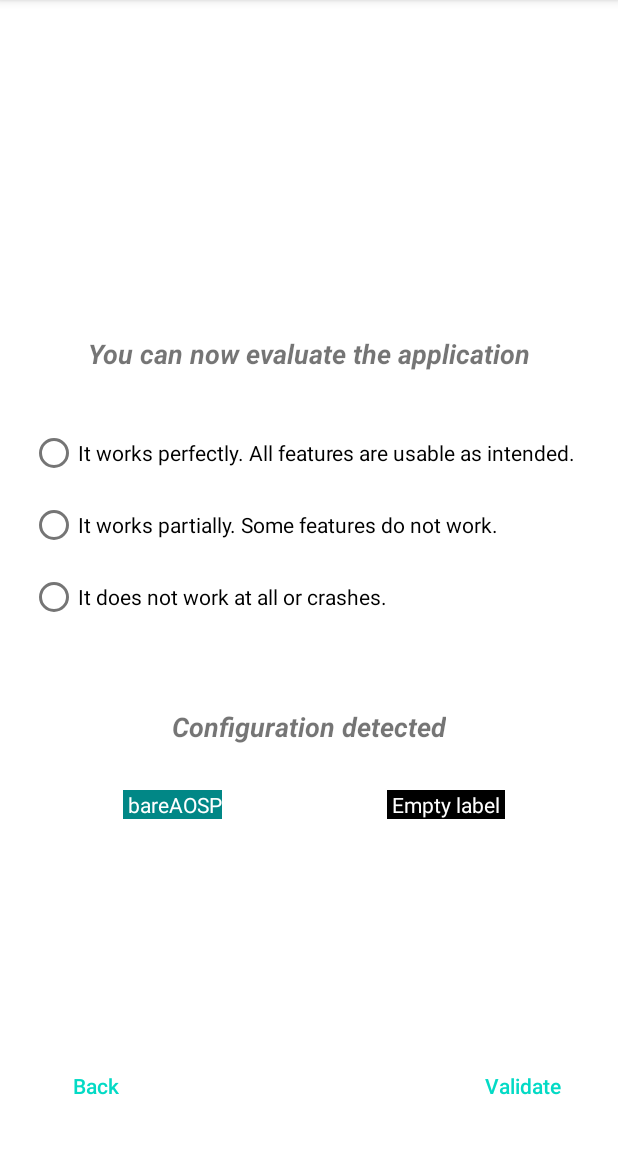
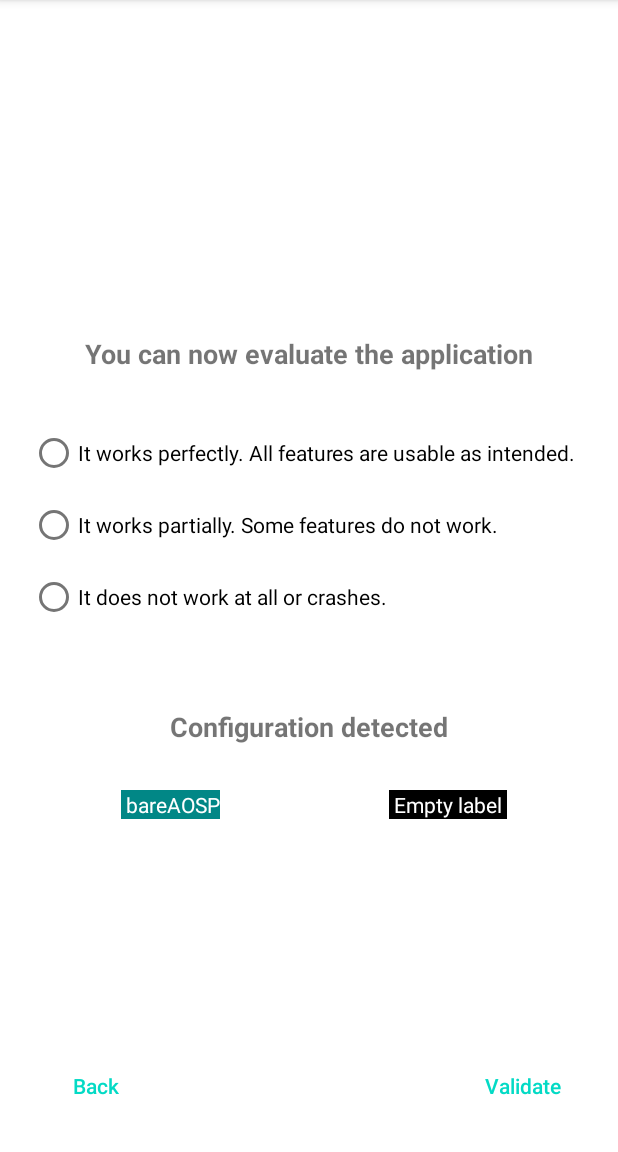
Before and after one commit to jonathanklee/Sapio, an Android app: the fragment EvaluateFragment shown on its own in the app's theme, on a phone screen of 412 x 824 dp, the part 84-1236 px from its top. Run offline under Robolectric (Android 15) with nearby library versions, the phone set to English and light mode, and no system bars; our stand-ins replace Dagger/Hilt's generated code; libraries missing offline, so code that uses them is left out: com.parse, com.scottyab.rootbeer; 2 statements that could not run were skipped.

Commit message:
Remove italic texts

```diff
--- a/app/src/main/res/layout/fragment_choose_app.xml
+++ b/app/src/main/res/layout/fragment_choose_app.xml
@@ -14,7 +14,7 @@
         android:layout_height="wrap_content"
         android:layout_margin="20dp"
         android:text="@string/select_application_text"
-        android:textStyle="bold|italic"
+        android:textStyle="bold"
         app:layout_constraintBottom_toTopOf="@+id/chooseAppButton"
         app:layout_constraintEnd_toEndOf="parent"
         app:layout_constraintStart_toStartOf="parent" />
--- a/app/src/main/res/layout/fragment_evaluate.xml
+++ b/app/src/main/res/layout/fragment_evaluate.xml
@@ -13,7 +13,7 @@
         android:layout_height="wrap_content"
         android:layout_marginBottom="30dp"
         android:text="@string/note_application_text"
-        android:textStyle="bold|italic"
+        android:textStyle="bold"
         app:layout_constraintBottom_toTopOf="@+id/note"
         app:layout_constraintEnd_toEndOf="parent"
         app:layout_constraintStart_toStartOf="parent" />
@@ -26,7 +26,7 @@
         android:layout_marginBottom="30dp"
         android:layout_marginTop="50dp"
         android:text="@string/configuration_detected"
-        android:textStyle="bold|italic"
+        android:textStyle="bold"
         app:layout_constraintEnd_toEndOf="parent"
         app:layout_constraintStart_toStartOf="parent"
         app:layout_constraintTop_toBottomOf="@+id/note" />
--- a/app/src/main/res/layout/fragment_search.xml
+++ b/app/src/main/res/layout/fragment_search.xml
@@ -55,7 +55,7 @@
 
     <TextView
         android:id="@+id/searchLabel"
-        android:textStyle="bold|italic"
+        android:textStyle="bold"
         android:textSize="18sp"
         android:layout_margin="20dp"
         android:layout_width="wrap_content"
--- a/app/src/main/res/layout/fragment_success.xml
+++ b/app/src/main/res/layout/fragment_success.xml
@@ -21,7 +21,7 @@
     <TextView
         android:id="@+id/appEvaluatedText"
         android:textSize="18sp"
-        android:textStyle="bold|italic"
+        android:textStyle="bold"
         android:layout_width="match_parent"
         android:layout_height="wrap_content"
         android:gravity="center"
```
